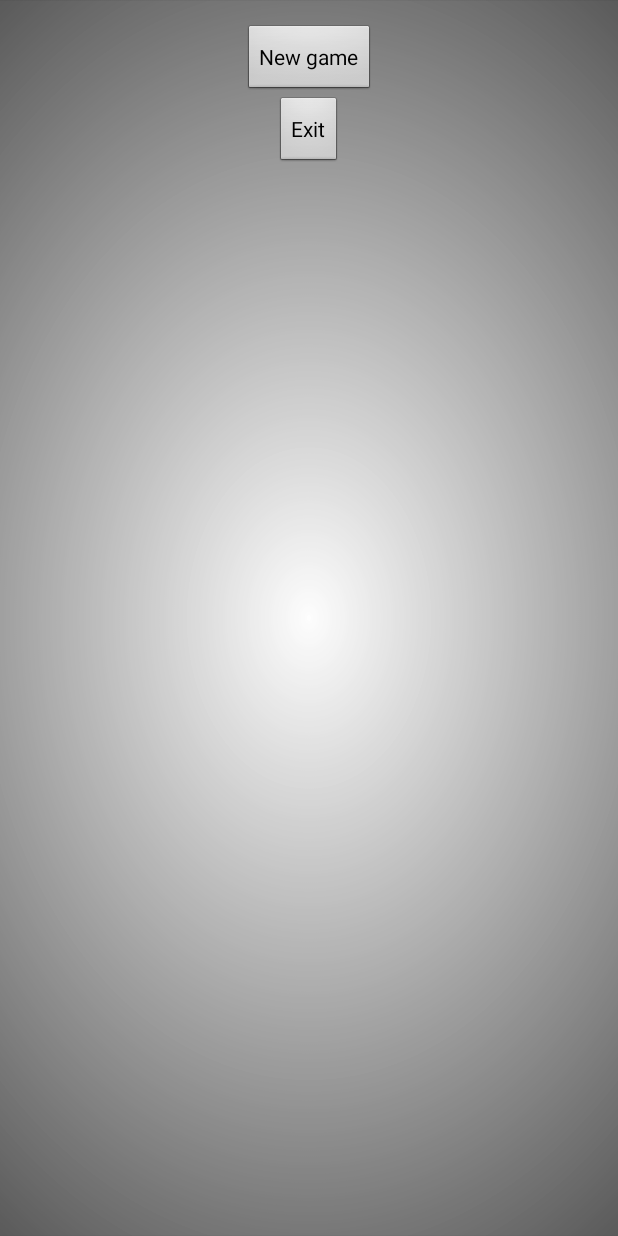
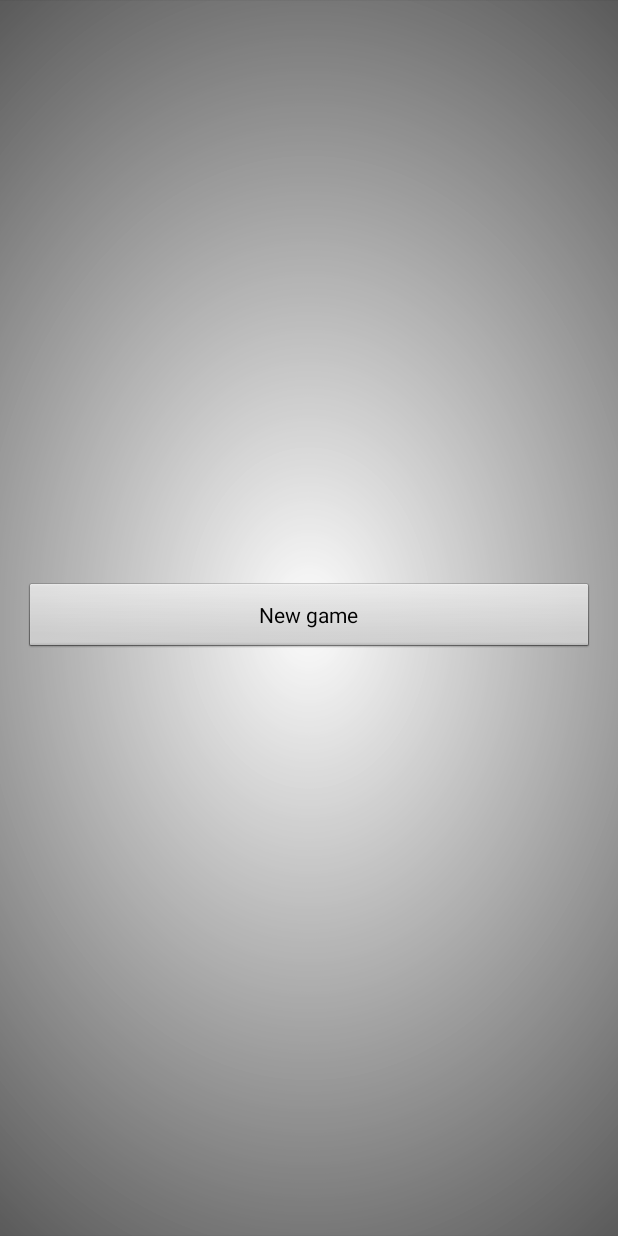
Before and after one commit to vladb55/Starsurge, an Android app: the screen it shows after launch (MainMenu), on a phone screen of 412 x 824 dp. Run offline under Robolectric (Android 15) with nearby library versions, the phone set to English and light mode, and no system bars.

Commit message:
Реализовать движение. Удалить кнопку выхода.
Реализовано движение фона игры. Удалена кнопка выхода.

```diff
--- a/app/src/main/java/septemberpack/september/Game.java
+++ b/app/src/main/java/septemberpack/september/Game.java
@@ -53,7 +53,7 @@ public class Game extends Activity {
         final int heightS = dm.heightPixels;
         final int widthS = dm.widthPixels;
 
-        gamePanel = new GamePanel(getApplicationContext(), this, widthS);
+        gamePanel = new GamePanel(getApplicationContext(), this, heightS);
         Rel_main_game.addView(gamePanel);
 
 
--- a/app/src/main/java/septemberpack/september/MainMenu.java
+++ b/app/src/main/java/septemberpack/september/MainMenu.java
@@ -15,7 +15,6 @@ import android.widget.Button;
 public class MainMenu extends Activity {
 
     Button btn_start;
-    Button btn_exit;
 
     @Override
     protected void onCreate(Bundle savedInstanceState) {
@@ -28,14 +27,6 @@ public class MainMenu extends Activity {
             {
                 Intent intent = new Intent(MainMenu.this, Game.class);
                 startActivity(intent);
-            }
-        });
-
-        btn_exit = (Button) findViewById(R.id.btnExit);
-        btn_exit.setOnClickListener(new View.OnClickListener(){
-            public void onClick(View v)
-            {
-                MainMenu.this.finish();
             }
         });
     }
--- a/app/src/main/java/septemberpack/september/MainThread.java
+++ b/app/src/main/java/septemberpack/september/MainThread.java
@@ -16,7 +16,6 @@ public class MainThread extends Thread {
     public MainThread(SurfaceHolder holder, GamePanel gamePanel){
         this.surfaceHolder = holder;
         this.gamePanel = gamePanel;
-        dt = 0;
     }
 
     void setRunning(boolean running){
@@ -35,7 +34,7 @@ public class MainThread extends Thread {
                 try{
                     canvas = surfaceHolder.lockCanvas();
                     synchronized (surfaceHolder){
-                        gamePanel.Update(dt);
+                        gamePanel.Update();
                         gamePanel.Draw(canvas);
                     }
                 } catch(Exception ex){}
@@ -46,7 +45,6 @@ public class MainThread extends Thread {
 
 
                 long EndDraw = System.currentTimeMillis();
-                dt = (EndDraw - StartDraw)/1000.f;
             }
         }
     }
--- a/app/src/main/res/layout/main.xml
+++ b/app/src/main/res/layout/main.xml
@@ -7,19 +7,11 @@
     android:background="@drawable/background">
 
     <Button
-        android:layout_width="wrap_content"
+        android:layout_width="fill_parent"
         android:layout_height="wrap_content"
         android:text="@string/str_btn_start"
         android:id="@+id/btn_start"
-        android:layout_alignParentTop="true"
-        android:layout_centerHorizontal="true" />
-
-    <Button
-        android:layout_width="wrap_content"
-        android:layout_height="wrap_content"
-        android:text="@string/str_btn_exit"
-        android:id="@+id/btnExit"
-        android:layout_below="@+id/btn_start"
+        android:layout_centerVertical="true"
         android:layout_centerHorizontal="true" />
 
 </RelativeLayout>
```
Also changed, not shown: app/src/main/java/septemberpack/september/Background.java (+15 -21 lines), app/src/main/java/septemberpack/september/GamePanel.java (+15 -6 lines), app/src/main/res/drawable-nodpi/back_game.png.
